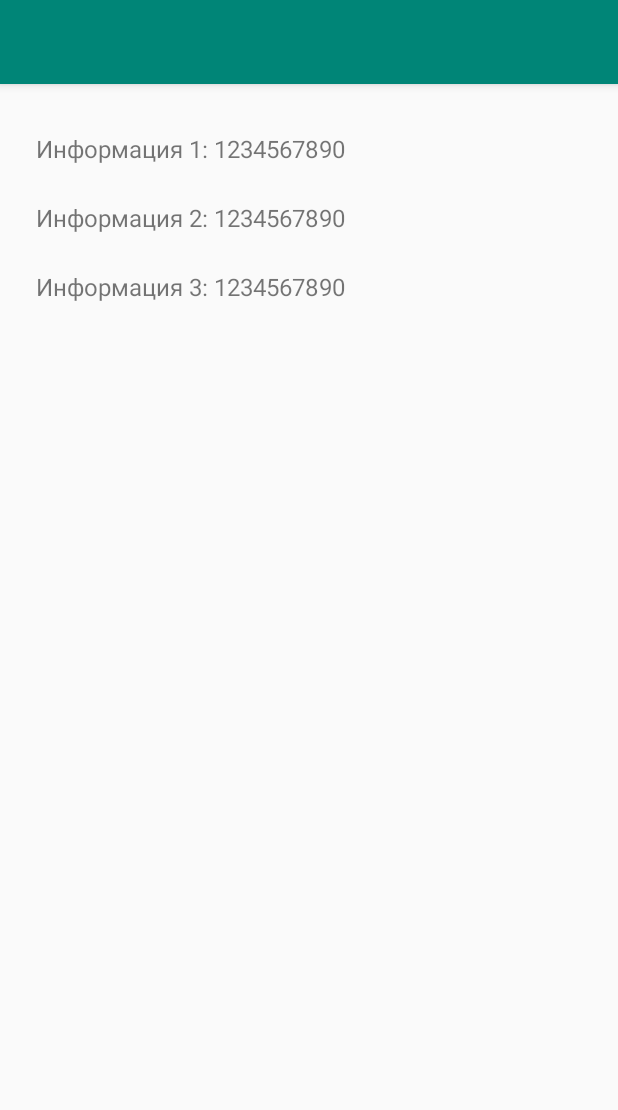
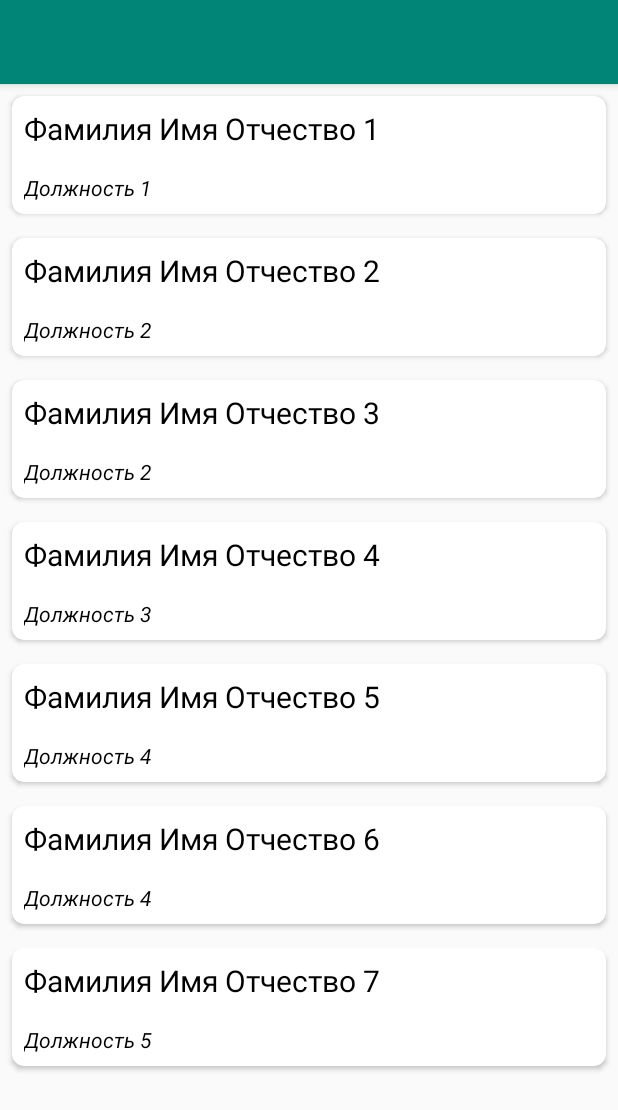
Before and after one commit to Dmitriy2077/Phone_Numbers_List, an Android app: the EmployeesListActivity screen opened directly, with no data from a screen before it, on a phone screen of 412 x 824 dp. Shown: the top 1110 px of the screen. Run offline under Robolectric (Android 15) with nearby library versions, the phone set to English and light mode, and no system bars; 2 statements that could not run were skipped.

```diff
--- a/app/src/main/AndroidManifest.xml
+++ b/app/src/main/AndroidManifest.xml
@@ -10,10 +10,13 @@
         android:supportsRtl="true"
         android:theme="@style/Theme.App">
         <activity
+            android:name=".employee.EmployeeInfoActivity"
+            android:exported="false" />
+        <activity
             android:name=".employee.EmployeesListActivity"
             android:exported="false" />
         <activity
-            android:name=".department.DepartmentListActivity"
+            android:name=".department.DepartmentsListActivity"
             android:exported="false" />
         <activity
             android:name=".LaunchActivity"
--- a/app/src/main/java/mingaz/lubinskiy/app/LaunchActivity.kt
+++ b/app/src/main/java/mingaz/lubinskiy/app/LaunchActivity.kt
@@ -4,7 +4,7 @@ import android.content.Intent
 import android.os.Bundle
 import androidx.appcompat.app.AppCompatActivity
 import android.view.View
-import mingaz.lubinskiy.app.department.DepartmentListActivity
+import mingaz.lubinskiy.app.department.DepartmentsListActivity
 
 
 class LaunchActivity : AppCompatActivity() {
@@ -14,7 +14,7 @@ class LaunchActivity : AppCompatActivity() {
     }
 
     fun onClick(v: View?) {
-        val intent = Intent(this, DepartmentListActivity::class.java)
+        val intent = Intent(this, DepartmentsListActivity::class.java)
         startActivity(intent)
     }
 }
--- /dev/null
+++ b/app/src/main/java/mingaz/lubinskiy/app/OnItemClickListener.kt
@@ -0,0 +1,5 @@
+package mingaz.lubinskiy.app
+
+interface OnItemClickListener {
+    fun onItemClick(position: Int)
+}
--- /dev/null
+++ b/app/src/main/java/mingaz/lubinskiy/app/employee/Employee.kt
@@ -0,0 +1,7 @@
+package mingaz.lubinskiy.app.employee
+
+data class Employee (
+    val id: Long,
+    val fullName: String,
+    val position: String
+)
--- /dev/null
+++ b/app/src/main/java/mingaz/lubinskiy/app/employee/EmployeesAdapter.kt
@@ -0,0 +1,57 @@
+package mingaz.lubinskiy.app.employee
+
+import android.view.LayoutInflater
+import android.view.View
+import android.view.ViewGroup
+import android.widget.TextView
+import androidx.recyclerview.widget.RecyclerView
+import mingaz.lubinskiy.app.OnItemClickListener
+import mingaz.lubinskiy.app.R
+
+class EmployeesAdapter(private var employeesArrayList: ArrayList<Employee>) :
+    RecyclerView.Adapter<EmployeesAdapter.EmployeeVHolder?>() {
+    private lateinit var clickListener: OnItemClickListener
+
+    /* Creates and inflates view and return DepartmentVHolder. */
+    override fun onCreateViewHolder(parent: ViewGroup, viewType: Int): EmployeeVHolder {
+        val view = LayoutInflater.from(parent.context)
+            .inflate(R.layout.employee_rv_item, parent, false)
+        return EmployeeVHolder(view, clickListener)
+    }
+
+    /* Gets current department and uses it to bind view. */
+    override fun onBindViewHolder(holder: EmployeeVHolder, position: Int) {
+        val employee = employeesArrayList[position]
+        holder.employeeFullNameTV.text = employee.fullName
+        holder.employeePositionTV.text = employee.position
+    }
+
+    // returning the size of array list.
+    override fun getItemCount(): Int {
+        return employeesArrayList.size
+    }
+
+    fun setOnClickListener(listener: OnItemClickListener) {
+        clickListener = listener
+    }
+
+    fun filterList(filterList: ArrayList<Employee>) {
+        // below line is to add our filtered list in our course array list.
+        employeesArrayList = filterList
+        // below line is to notify our adapter as change in recycler view data.
+        notifyDataSetChanged()
+    }
+
+    /* ViewHolder for Department, takes in the inflated view and the onClick behavior. */
+    class EmployeeVHolder(itemView: View, listener: OnItemClickListener) :
+        RecyclerView.ViewHolder(itemView) {
+        val employeeFullNameTV: TextView = itemView.findViewById(R.id.employee_name)
+        val employeePositionTV: TextView = itemView.findViewById(R.id.employee_position)
+
+        init {
+            itemView.setOnClickListener {
+                listener.onItemClick(adapterPosition)
+            }
+        }
+    }
+}
--- /dev/null
+++ b/app/src/main/java/mingaz/lubinskiy/app/employee/EmployeesList.kt
@@ -0,0 +1,41 @@
+package mingaz.lubinskiy.app.employee
+
+fun employeesList(): ArrayList<Employee>{
+    return arrayListOf(
+        Employee(
+            id = 0,
+            fullName = "Фамилия Имя Отчество 1",
+            position = "Должность 1"
+        ),
+        Employee(
+            id = 1,
+            fullName = "Фамилия Имя Отчество 2",
+            position = "Должность 2"
+        ),
+        Employee(
+            id = 2,
+            fullName = "Фамилия Имя Отчество 3",
+            position = "Должность 2"
+        ),
+        Employee(
+            id = 3,
+            fullName = "Фамилия Имя Отчество 4",
+            position = "Должность 3"
+        ),
+        Employee(
+            id = 4,
+            fullName = "Фамилия Имя Отчество 5",
+            position = "Должность 4"
+        ),
+        Employee(
+            id = 5,
+            fullName = "Фамилия Имя Отчество 6",
+            position = "Должность 4"
+        ),
+        Employee(
+            id = 6,
+            fullName = "Фамилия Имя Отчество 7",
+            position = "Должность 5"
+        )
+    )
+}
--- a/app/src/main/java/mingaz/lubinskiy/app/employee/EmployeesListActivity.kt
+++ b/app/src/main/java/mingaz/lubinskiy/app/employee/EmployeesListActivity.kt
@@ -1,19 +1,51 @@
 package mingaz.lubinskiy.app.employee
 
+import android.content.Intent
 import androidx.appcompat.app.AppCompatActivity
 import android.os.Bundle
 import androidx.appcompat.widget.Toolbar
+import androidx.recyclerview.widget.RecyclerView
+import mingaz.lubinskiy.app.OnItemClickListener
 import mingaz.lubinskiy.app.R
-import mingaz.lubinskiy.app.department.EMPLOYEE_NAME
+import mingaz.lubinskiy.app.department.DEPARTMENT_NAME
+import kotlin.collections.ArrayList
 
 class EmployeesListActivity : AppCompatActivity() {
+    private lateinit var employeeRV: RecyclerView
+
+    // variable for our adapter class and array list
+    private lateinit var employeesAdapter: EmployeesAdapter
+    private lateinit var employeesArrayList: ArrayList<Employee>
 
     override fun onCreate(savedInstanceState: Bundle?) {
         super.onCreate(savedInstanceState)
         setContentView(R.layout.activity_employees_list)
         val toolbar = findViewById<Toolbar>(R.id.employee_toolbar)
         val bundle: Bundle = intent.extras!!
-        val eName = bundle.get(EMPLOYEE_NAME).toString()
+        val eName = bundle.get(DEPARTMENT_NAME).toString()
         toolbar?.title = eName
+        buildRecyclerView()
+    }
+
+    private fun buildRecyclerView() {
+        // initializing our variables.
+        employeeRV = findViewById(R.id.employees_list_rv)
+        // below line we are creating a new array list
+        employeesArrayList = ArrayList()
+        employeesArrayList = employeesList()
+
+        // initializing our adapter class.
+        employeesAdapter = EmployeesAdapter(employeesArrayList)
+
+        // setting adapter to our recycler view.
+        employeeRV.adapter = employeesAdapter
+        employeesAdapter.setOnClickListener(object : OnItemClickListener {
+            override fun onItemClick(position: Int) {
+                val intent = Intent(this@EmployeesListActivity, EmployeeInfoActivity::class.java)
+                val employeeName = employeesArrayList[position].fullName
+                intent.putExtra(EMPLOYEE_NAME, employeeName)
+                startActivity(intent)
+            }
+        })
     }
 }
--- a/app/src/main/res/layout/activity_department_list.xml
+++ b/app/src/main/res/layout/activity_departments_list.xml
@@ -5,7 +5,7 @@
     android:orientation="vertical"
     android:layout_width="match_parent"
     android:layout_height="match_parent"
-    tools:context=".department.DepartmentListActivity">
+    tools:context=".department.DepartmentsListActivity">
 
     <androidx.appcompat.widget.Toolbar
         android:id="@+id/app_toolbar"
@@ -19,7 +19,7 @@
         app:titleTextColor="@color/white" />
 
     <androidx.recyclerview.widget.RecyclerView
-        android:id="@+id/recyclerView_dep_list"
+        android:id="@+id/departments_list_rv"
         android:layout_width="match_parent"
         android:layout_height="wrap_content"
         app:layoutManager="LinearLayoutManager"
--- a/app/src/main/res/layout/activity_employees_list.xml
+++ b/app/src/main/res/layout/activity_employees_list.xml
@@ -1,7 +1,8 @@
 <?xml version="1.0" encoding="utf-8"?>
-<androidx.constraintlayout.widget.ConstraintLayout xmlns:android="http://schemas.android.com/apk/res/android"
+<LinearLayout xmlns:android="http://schemas.android.com/apk/res/android"
     xmlns:app="http://schemas.android.com/apk/res-auto"
     xmlns:tools="http://schemas.android.com/tools"
+    android:orientation="vertical"
     android:layout_width="match_parent"
     android:layout_height="match_parent"
     tools:context=".employee.EmployeesListActivity">
@@ -17,37 +18,11 @@
         app:layout_constraintTop_toTopOf="parent"
         app:titleTextColor="@color/white" />
 
-    <TextView
-        android:id="@+id/info_1"
-        android:layout_width="wrap_content"
+    <androidx.recyclerview.widget.RecyclerView
+        android:id="@+id/employees_list_rv"
+        android:layout_width="match_parent"
         android:layout_height="wrap_content"
-        android:layout_marginStart="24dp"
-        android:layout_marginTop="32dp"
-        android:text="Информация 1: 1234567890"
-        android:textSize="16sp"
-        app:layout_constraintStart_toStartOf="parent"
-        app:layout_constraintTop_toBottomOf="@+id/employee_toolbar" />
+        app:layoutManager="LinearLayoutManager"
+        tools:layout_editor_absoluteX="0dp" />
 
-    <TextView
-        android:id="@+id/info_2"
-        android:layout_width="wrap_content"
-        android:layout_height="wrap_content"
-        android:layout_marginStart="24dp"
-        android:layout_marginTop="24dp"
-        android:text="Информация 2: 1234567890"
-        android:textSize="16sp"
-        app:layout_constraintStart_toStartOf="parent"
-        app:layout_constraintTop_toBottomOf="@+id/info_1" />
-
-    <TextView
-        android:id="@+id/info_3"
-        android:layout_width="wrap_content"
-        android:layout_height="wrap_content"
-        android:layout_marginStart="24dp"
-        android:layout_marginTop="24dp"
-        android:text="Информация 3: 1234567890"
-        android:textSize="16sp"
-        app:layout_constraintStart_toStartOf="parent"
-        app:layout_constraintTop_toBottomOf="@+id/info_2" />
-
-</androidx.constraintlayout.widget.ConstraintLayout>
+</LinearLayout>
--- /dev/null
+++ b/app/src/main/res/layout/employee_rv_item.xml
@@ -0,0 +1,35 @@
+<?xml version="1.0" encoding="utf-8"?>
+<androidx.cardview.widget.CardView xmlns:android="http://schemas.android.com/apk/res/android"
+    xmlns:app="http://schemas.android.com/apk/res-auto"
+    android:layout_width="match_parent"
+    android:layout_height="wrap_content"
+    android:layout_margin="8dp"
+    android:elevation="8dp"
+    app:cardCornerRadius="8dp">
+
+    <LinearLayout
+        android:layout_width="match_parent"
+        android:layout_height="match_parent"
+        android:orientation="vertical">
+
+        <TextView
+            android:id="@+id/employee_name"
+            android:layout_width="match_parent"
+            android:layout_height="wrap_content"
+            android:padding="8dp"
+            android:text="@string/flower1_name"
+            android:textColor="@color/black"
+            android:textSize="20sp"/>
+
+        <TextView
+            android:id="@+id/employee_position"
+            android:layout_width="match_parent"
+            android:layout_height="wrap_content"
+            android:padding="8dp"
+            android:text="@string/flower1_name"
+            android:textColor="@color/black"
+            android:textSize="14sp"
+            android:textStyle="italic"/>
+    </LinearLayout>
+
+</androidx.cardview.widget.CardView>
--- a/app/src/main/res/values/strings.xml
+++ b/app/src/main/res/values/strings.xml
@@ -1,7 +1,7 @@
 <resources>
     <!-- Global strings -->
     <string name="app_name">App</string>
-    <string name="empty"/>
+    <string name="empty" />
     <!-- Strings related to login -->
     <string name="prompt_email">Email</string>
     <string name="prompt_password">Password</string>
--- a/settings.gradle
+++ b/settings.gradle
@@ -14,4 +14,3 @@ dependencyResolutionManagement {
 }
 rootProject.name = "App"
 include ':app'
-include ':app:sv_android_rv'
```
Also changed, not shown: app/src/main/java/mingaz/lubinskiy/app/department/DepartmentsAdapter.kt (+9 -12 lines), app/src/main/java/mingaz/lubinskiy/app/department/DepartmentsList.kt (added, +162 -0 lines), app/src/main/java/mingaz/lubinskiy/app/department/DepartmentsListActivity.kt (renamed from app/src/main/java/mingaz/lubinskiy/app/department/DepartmentListActivity.kt, +16 -14 lines), app/src/main/java/mingaz/lubinskiy/app/employee/EmployeeInfoActivity.kt (added, +20 -0 lines), app/src/main/res/drawable/baseline_search_24.xml (added, +10 -0 lines), app/src/main/res/layout/activity_employee_info.xml (added, +52 -0 lines), app/src/main/res/layout/department_rv_item.xml (+1 -7 lines).
